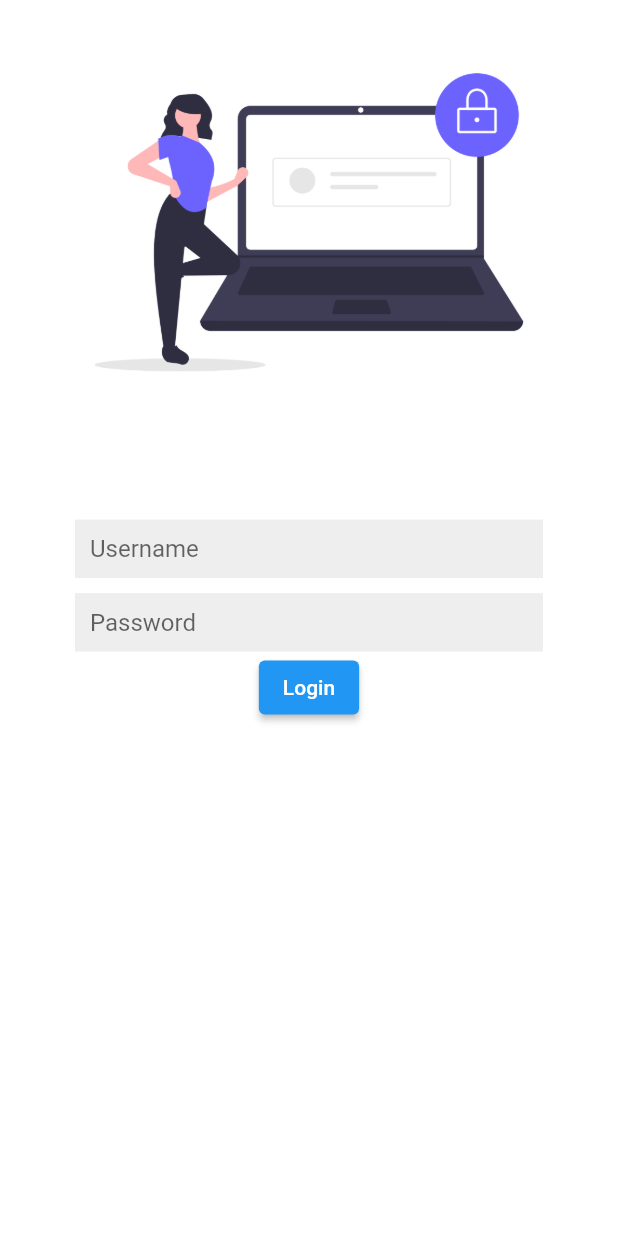
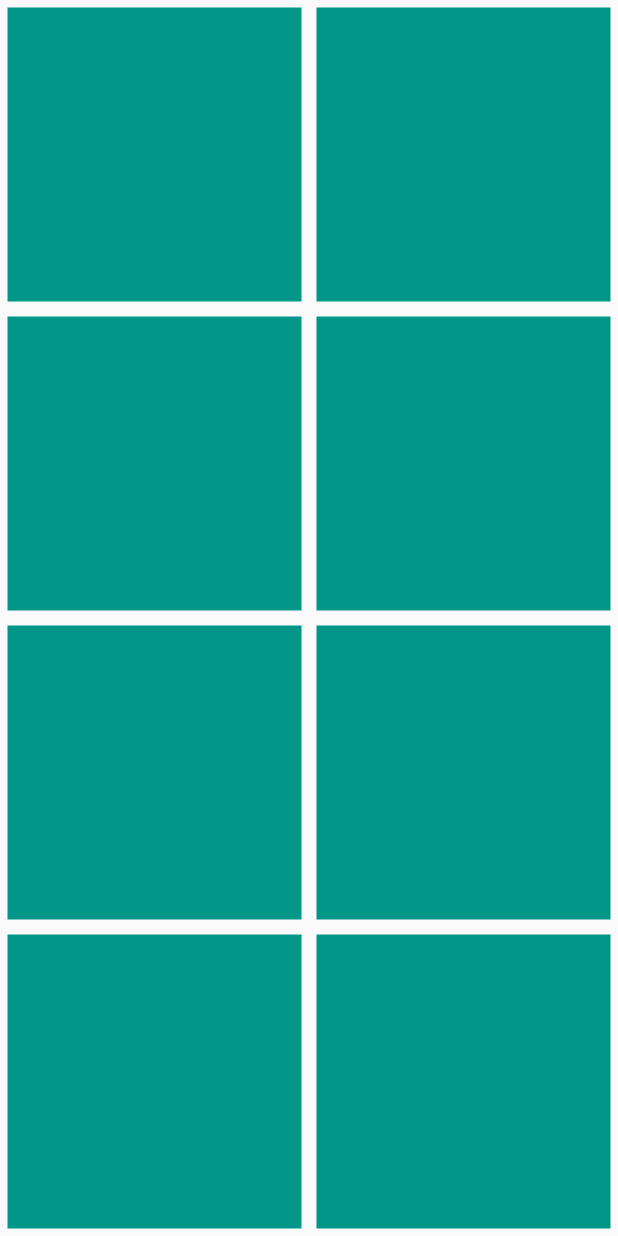
Before and after one commit to dkajolroy/flutter_widgets, a Flutter app: the screen it shows after launch, on a phone screen of 412 x 824 dp. Run offline on Flutter 3.47's test engine with Material 2 defaults, Android fonts, the phone set to English and light mode, and no system bars.

Commit message:
grid view static and dynamic

```diff
--- a/lib/main.dart
+++ b/lib/main.dart
@@ -1,5 +1,5 @@
 import 'package:flutter/material.dart';
-import 'package:flutter_application_01/widgets/input_widget.dart';
+import 'package:flutter_application_01/widgets/grid_widget.dart';
 
 void main() {
   runApp(const MyApp());
@@ -10,6 +10,6 @@ class MyApp extends StatelessWidget {
 
   @override
   Widget build(BuildContext context) {
-    return const MaterialApp(home: InputWidget());
+    return const MaterialApp(home: GridViewWidget());
   }
 }
--- /dev/null
+++ b/lib/widgets/grid_widget.dart
@@ -0,0 +1,24 @@
+import 'package:flutter/material.dart';
+
+class GridViewWidget extends StatelessWidget {
+  const GridViewWidget({super.key});
+
+  @override
+  Widget build(BuildContext context) {
+    return Scaffold(
+        body: SafeArea(
+            child: GridView.builder(
+                itemCount: 10,
+                gridDelegate: const SliverGridDelegateWithFixedCrossAxisCount(
+                    crossAxisCount: 2),
+                itemBuilder: (context, item) {
+                  return Padding(
+                    padding: const EdgeInsets.all(5),
+                    child: Container(
+                      color: Colors.teal,
+                      height: 20,
+                    ),
+                  );
+                })));
+  }
+}
```
